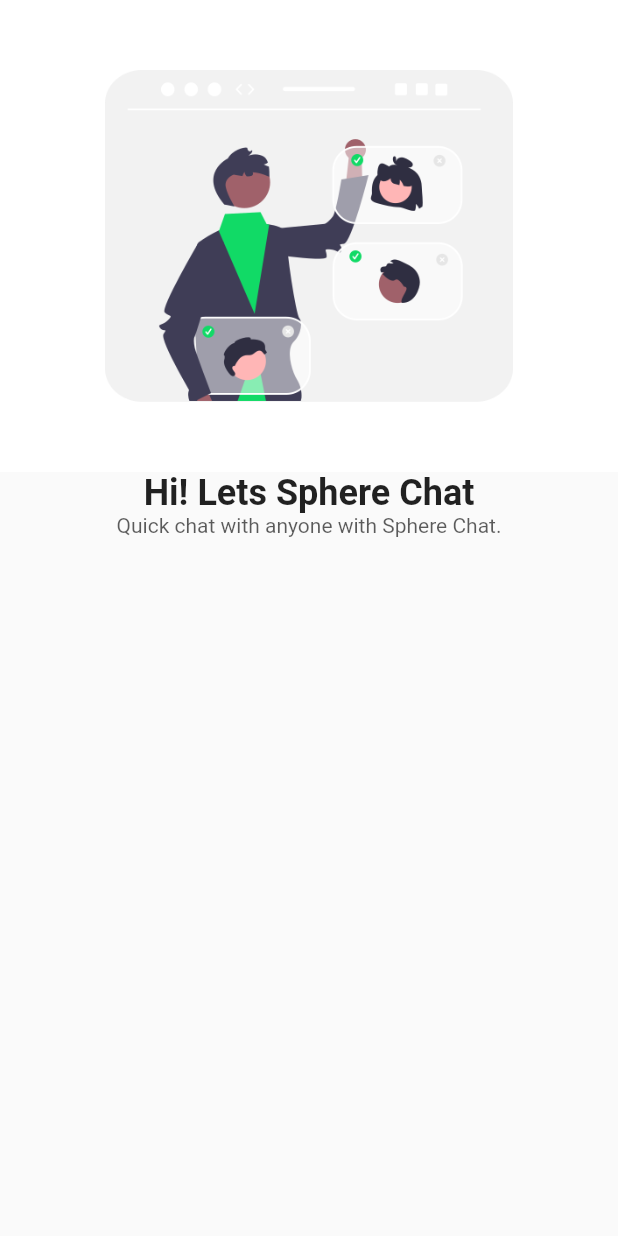
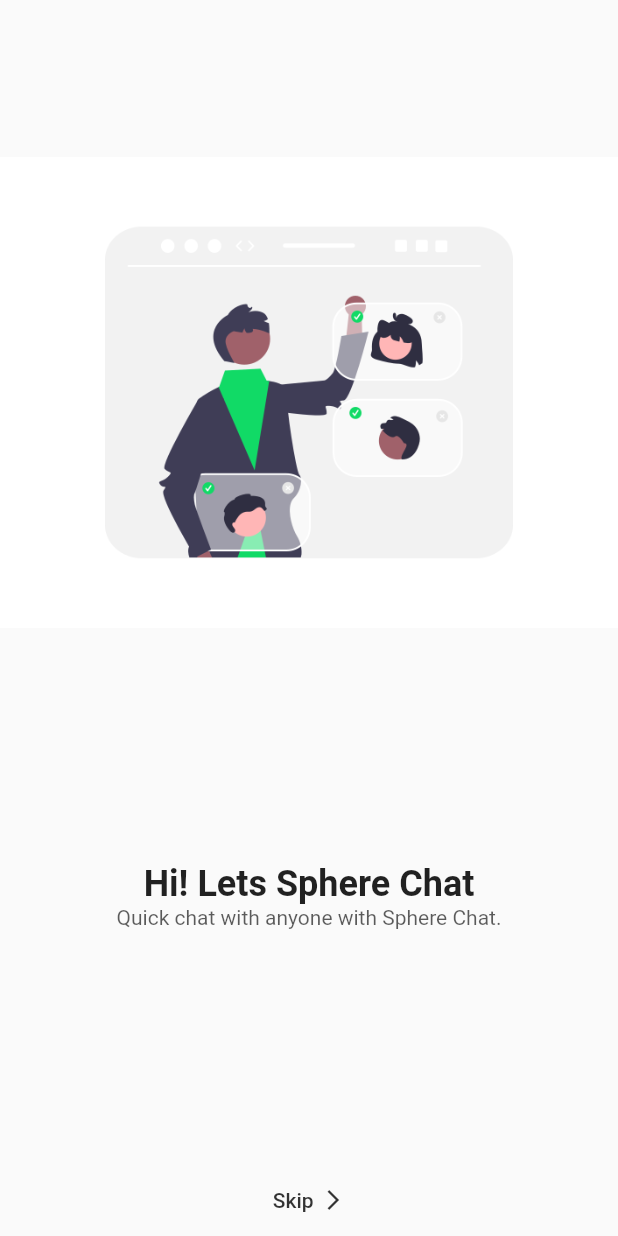
Before and after one commit to bibek77/sphere-chat-app, a Flutter app: the screen it shows after launch, on a phone screen of 412 x 824 dp. Run offline on Flutter 3.47's test engine with Material 2 defaults, Android fonts, the phone set to English and light mode, and no system bars.

Commit message:
main screen done

```diff
--- a/lib/screens/home_screen.dart
+++ b/lib/screens/home_screen.dart
@@ -1,6 +1,7 @@
 import 'dart:ui';
 
 import 'package:flutter/material.dart';
+import 'package:instant_messenger/utils/constants.dart';
 
 class HomeScreen extends StatelessWidget {
   const HomeScreen({Key? key}) : super(key: key);
@@ -11,7 +12,9 @@
       body: SafeArea(
           child: Column(
         children: [
+          Spacer(flex: 2),
           Image.asset("assets/images/welcome-image.png"),
+          Spacer(flex: 3,),
           Text(
             "Hi! Lets Sphere Chat",
             textAlign: TextAlign.center,
@@ -22,12 +25,39 @@
           ),
           Text(
             "Quick chat with anyone with Sphere Chat.",
+            textAlign: TextAlign.center,
             style: TextStyle(
                 color: Theme.of(context)
                     .textTheme
                     .bodyText1
                     ?.color!
                     .withOpacity(0.64)),
+          ),
+          Spacer(flex: 3,),
+          FittedBox(
+            child: TextButton(
+                onPressed: () {},
+                child: Row(
+                  children: [
+                    Text(
+                      "Skip",
+                      style: Theme.of(context).textTheme.bodyText1!.copyWith(
+                          color: Theme.of(context)
+                              .textTheme
+                              .bodyText1
+                              ?.color
+                              ?.withOpacity(0.8)),
+                    ),
+                    SizedBox(width: kDefaultPadding/4,),
+                    Icon(Icons.arrow_forward_ios,
+                        size: 16,
+                        color: Theme.of(context)
+                            .textTheme
+                            .bodyText1!
+                            .color
+                            ?.withOpacity(0.8))
+                  ],
+                )),
           )
         ],
       )),
```
